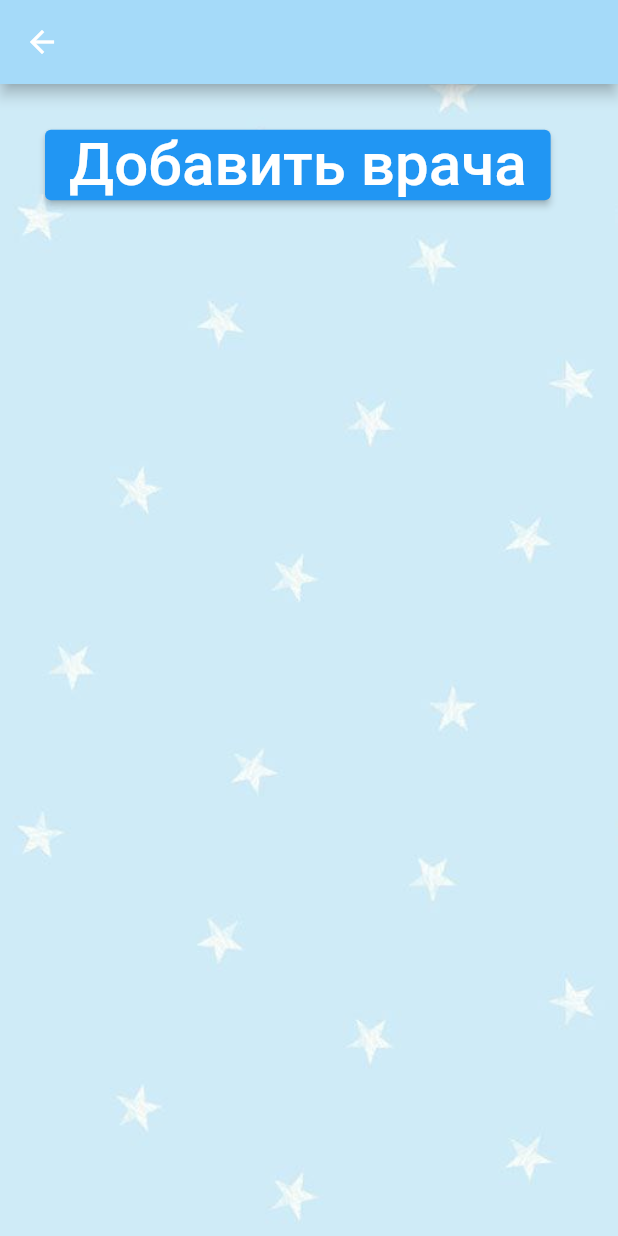
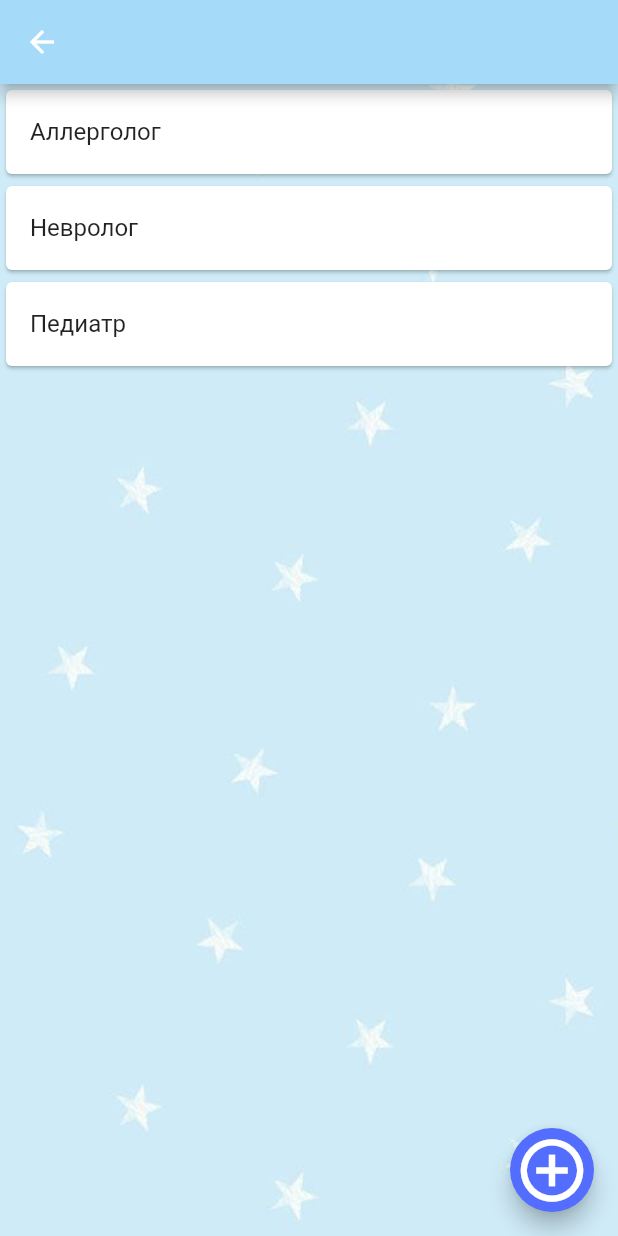
Before and after one commit to TagaevaMaria/diary_baby, a Flutter app: the ScreenDoctors screen opened by its route, on a phone screen of 412 x 824 dp. Run offline on Flutter 3.47's test engine with Material 2 defaults, Android fonts, the phone set to English and light mode, and no system bars; our stand-ins replace get, table_calendar.

Commit message:
[dev]список, всплывающее окно, сохранение данных от пользователя

```diff
--- a/lib/main_screen/screen_doctors.dart
+++ b/lib/main_screen/screen_doctors.dart
@@ -1,5 +1,5 @@
-import 'package:flutter/cupertino.dart';
 import 'package:flutter/material.dart';
+import 'package:get/get.dart';
 
 /// Экран записи к доктору.
 class ScreenDoctors extends StatefulWidget {
@@ -10,12 +10,12 @@ class ScreenDoctors extends StatefulWidget {
 }
 
 class _ScreenDoctorsState extends State<ScreenDoctors> {
-  TextEditingController _eventController = TextEditingController();
-
-  ///контрол для ввода текста
-  void dispose() {
-    _eventController.dispose();
-    super.dispose();
+  late String _userText;
+  List listDoctors = [];
+  @override
+  void initState() {
+    super.initState();
+    listDoctors.addAll(['Аллерголог', 'Невролог', 'Педиатр']);
   }
 
   @override
@@ -23,35 +23,53 @@ class _ScreenDoctorsState extends State<ScreenDoctors> {
     return Scaffold(
       backgroundColor: Colors.transparent,
       appBar: AppBar(backgroundColor: Color.fromRGBO(165, 218, 249, 1)),
-      body: Padding(
-        padding: const EdgeInsets.all(30.0),
-        child: ElevatedButton(
-          onPressed: () => showDialog(
-            context: context,
-            builder: (context) => AlertDialog(
-              title: Text('Информация о приеме'),
-              content: TextFormField(
-                controller: _eventController,
+      body: ListView.builder(
+          itemCount: listDoctors.length,
+          itemBuilder: (BuildContext context, int index) {
+            return Dismissible(
+              key: Key(listDoctors[index]),
+              child: Card(
+                child: ListTile(
+                  title: Text(listDoctors[index]),
+                ),
               ),
-              actions: [
-                TextButton(
-                  child: Text('ок'),
-                  onPressed: () {
-                    Navigator.pop(context);
-                    _eventController.clear();
-                  },
-
-                  ///закрытие маршрута
-                ),
-              ],
-            ),
-          ),
-          child: const Text(
-            'Добавить врача',
-            style: TextStyle(fontSize: 40),
-          ),
-        ),
-      ),
+              onDismissed: (directional) {
+                setState(() {
+                  listDoctors.removeAt((index));
+                });
+              },
+            );
+          }),
+      floatingActionButton: FloatingActionButton(
+          backgroundColor: Colors.indigoAccent,
+          onPressed: () {
+            showDialog(
+                context: context,
+                builder: (BuildContext context) {
+                  return AlertDialog(
+                    title: Text('Добавить прием врача'),
+                    content: TextField(
+                      onChanged: (String value) {
+                        _userText = value;
+                      },
+                    ),
+                    actions: [
+                      ElevatedButton(
+                          onPressed: () {
+                            setState(() {
+                              listDoctors.add(_userText);
+                              Navigator.of(context).pop();
+                            });
+                          },
+                          child: Text('ok'))
+                    ],
+                  );
+                });
+          },
+          child: Icon(
+            Icons.add_circle_outline,
+            size: 50,
+          )),
     );
   }
 }
--- a/pubspec.yaml
+++ b/pubspec.yaml
@@ -27,6 +27,7 @@ environment:
 # the latest version available on pub.dev. To see which dependencies have newer
 # versions available, run `flutter pub outdated`.
 dependencies:
+  get:
   table_calendar: ^3.0.6
   intl: ^0.17.0
   flutter:
```
Also changed, not shown: lib/main_screen/event.dart (added, +10 -0 lines), pubspec.lock.
